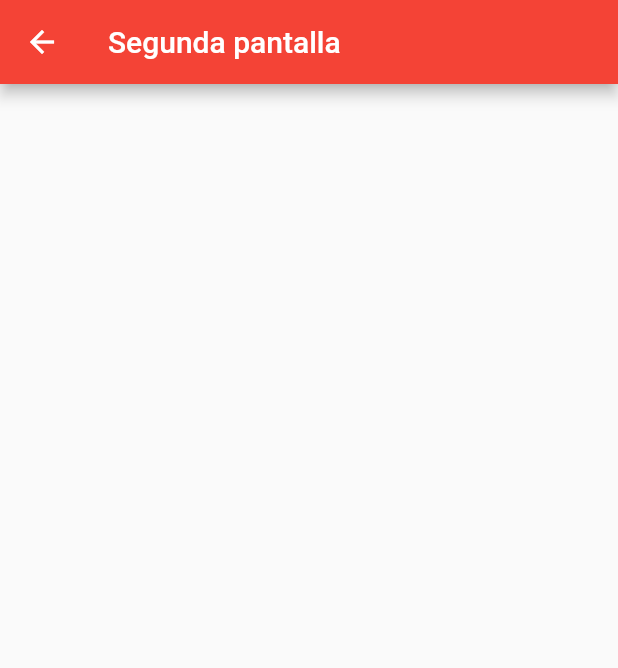
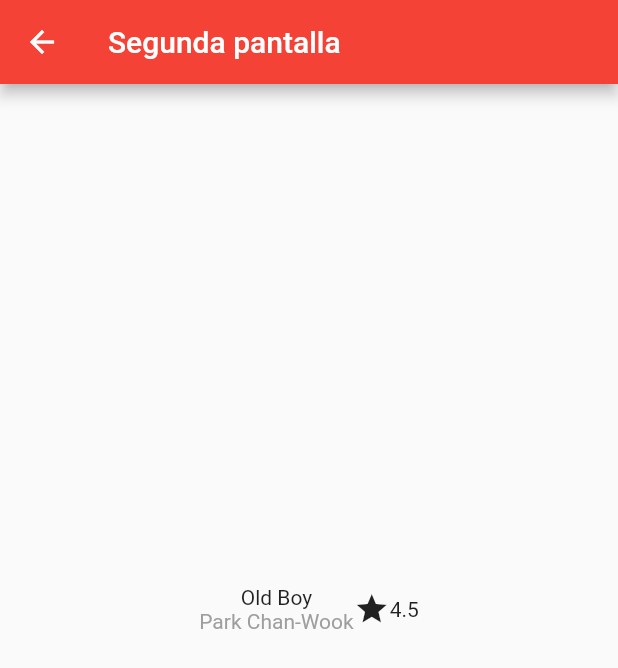
Before and after one commit to AlexDor8/Flutter_aplicacion1, a Flutter app: the secondRoute screen opened directly, on a phone screen of 412 x 824 dp. Shown: the top 668 px of the screen. Run offline on Flutter 3.47's test engine with Material 2 defaults, Android fonts, the phone set to English and light mode, and no system bars.

Commit message:
imagen sin acabar

```diff
--- a/lib/main.dart
+++ b/lib/main.dart
@@ -81,6 +81,29 @@ class secondRoute extends StatelessWidget {
       appBar: AppBar(
         title: const Text('Segunda pantalla'),
       ),
+      body: Center(
+        child: SizedBox(
+          height: 100,
+          child:
+          Column(children: [
+            Row(
+          mainAxisAlignment: MainAxisAlignment.center,
+          children: [
+            Column(
+              children: const<Widget>[
+                Text('Old Boy'),
+                Text("Park Chan-Wook", style: TextStyle(color: Colors.grey),),
+              ],
+            )
+            ,
+            const Icon(Icons.star),
+            const Text('4.5'),
+          ],
+          ),
+          ],)
+
+        )
+      ),
     );
   }
 
```
